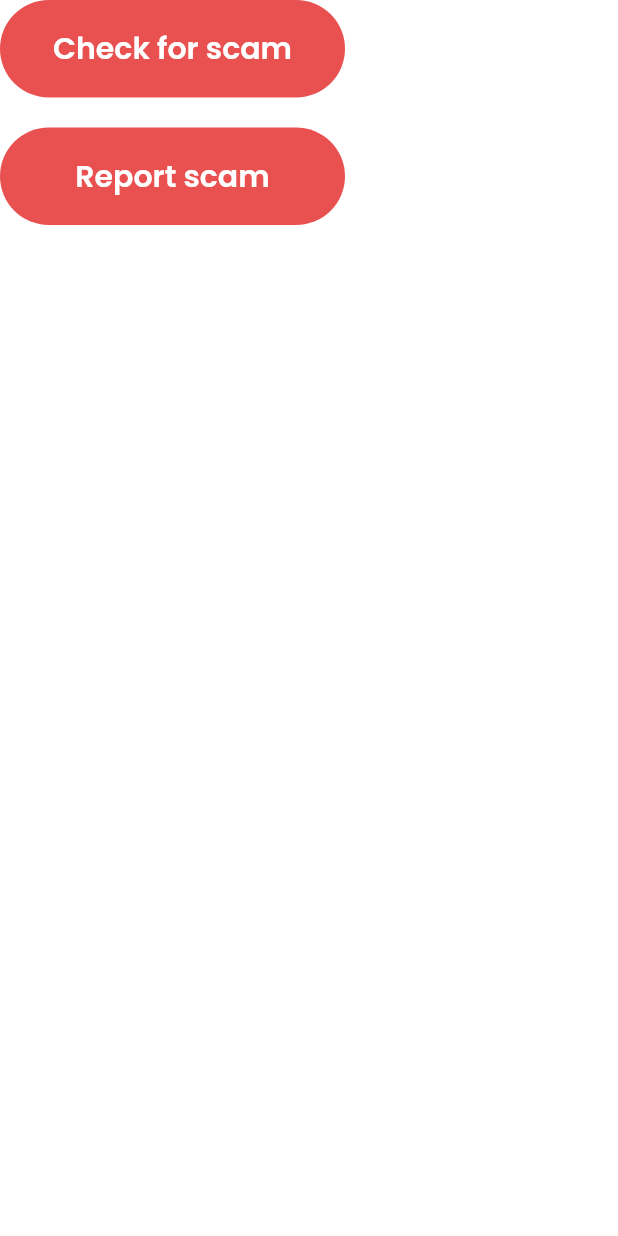
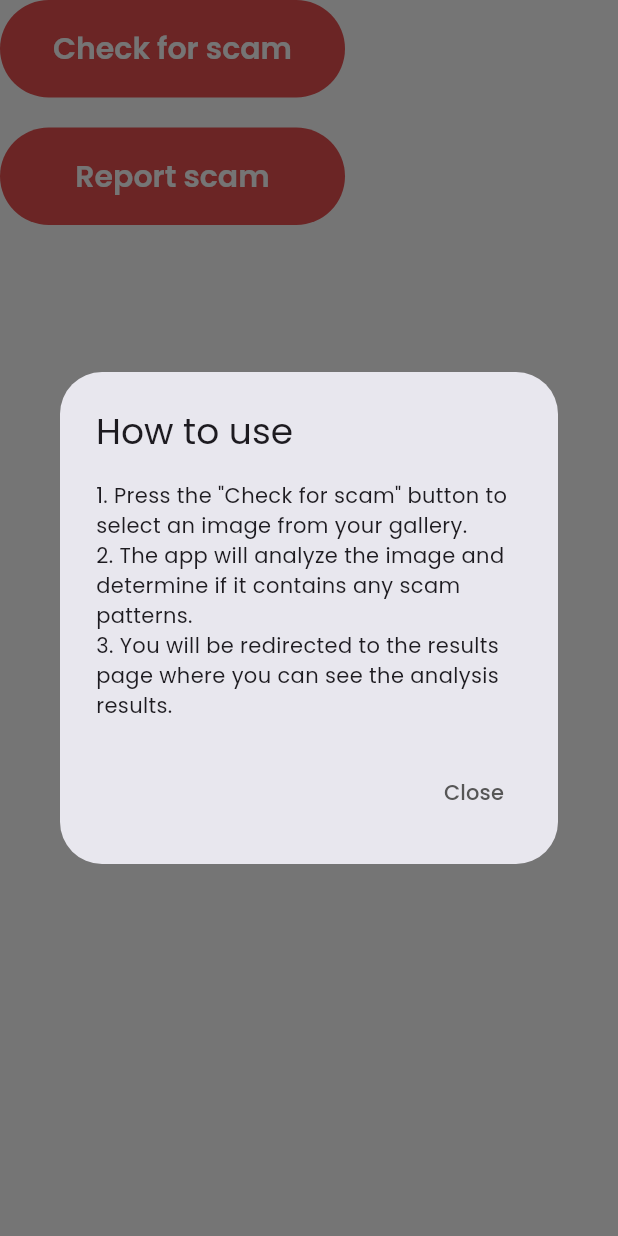
Before and after one commit to JasonYapzx/SafeSG, a Flutter app: the HomeWidget widget shown alone on an empty page, opened directly, after a tap on "Report scam", on a phone screen of 412 x 824 dp. Run offline on Flutter 3.47's test engine with Material 3 defaults, Android fonts, the phone set to English and light mode, and no system bars; our stand-ins replace image_picker.

Commit message:
Added how to use report

```diff
--- a/frontend/lib/widget/home_widget.dart
+++ b/frontend/lib/widget/home_widget.dart
@@ -80,6 +80,29 @@ Future<void> _uploadImage(BuildContext context, Uint8List imageBytes, String fil
   }
 }
 
+void _showHelpDialog(BuildContext context) {
+  showDialog(
+    context: context,
+    builder: (BuildContext context) {
+      return AlertDialog(
+        title: Text('How to use'),
+        content: Text(
+          '1. Press the "Check for scam" button to select an image from your gallery.\n'
+          '2. The app will analyze the image and determine if it contains any scam patterns.\n'
+          '3. You will be redirected to the results page where you can see the analysis results.'
+        ),
+        actions: <Widget>[
+          TextButton(
+            child: Text('Close'),
+            onPressed: () {
+              Navigator.of(context).pop();
+            },
+          ),
+        ],
+      );
+    },
+  );
+}
 
 
   @override
@@ -95,7 +118,7 @@ Future<void> _uploadImage(BuildContext context, Uint8List imageBytes, String fil
         const SizedBox(height: 20),
         RoundedButton(
           text: 'Report scam',
-          onPressed: () => _pickAndUploadImage(context),
+          onPressed: () => _showHelpDialog(context),
           buttonWidth: 230,
           buttonHeight: 65,
         ),
```
